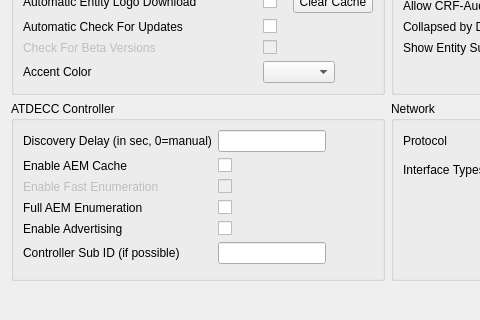
The window that src/settingsDialog.ui (christophe-calmejane/Hive) describes before a commit, drawn with Qt 5; both pictures show x 0 to 480 and y 126 to 446 of the 746 by 446 pixel window.
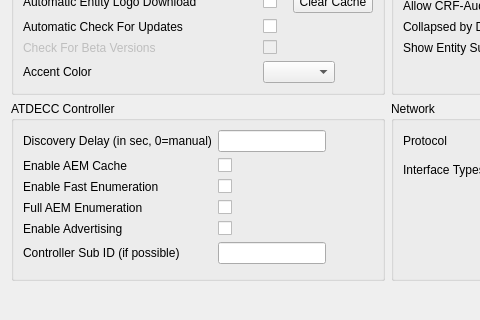
The same window after the commit. Custom widgets are drawn as their Qt base class.

```diff
--- a/src/settingsDialog.ui
+++ b/src/settingsDialog.ui
@@ -329,9 +329,6 @@
       </item>
       <item row="2" column="0">
        <widget class="QLabel" name="enableFastEnumerationLabel">
-        <property name="enabled">
-         <bool>false</bool>
-        </property>
         <property name="text">
          <string>Enable Fast Enumeration</string>
         </property>
@@ -339,9 +336,6 @@
       </item>
       <item row="2" column="1">
        <widget class="QCheckBox" name="enableFastEnumerationCheckBox">
-        <property name="enabled">
-         <bool>false</bool>
-        </property>
        </widget>
       </item>
      </layout>
```
